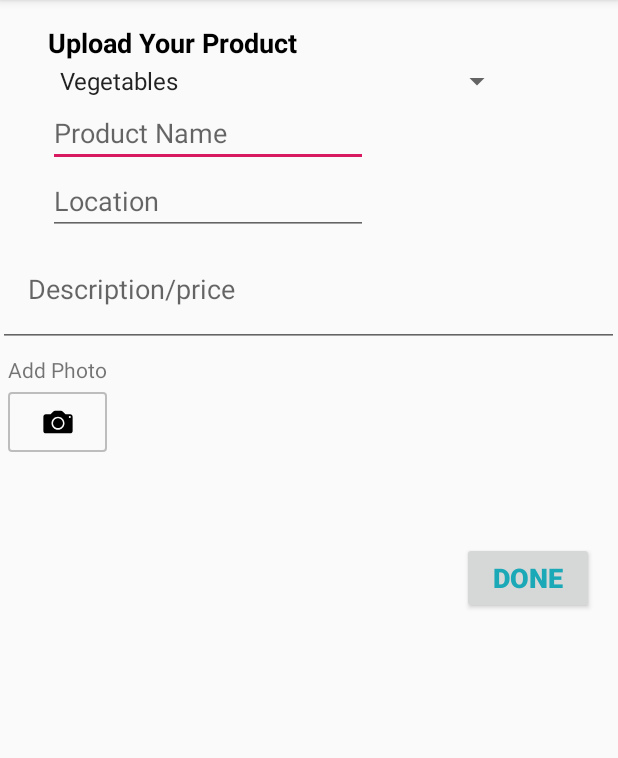
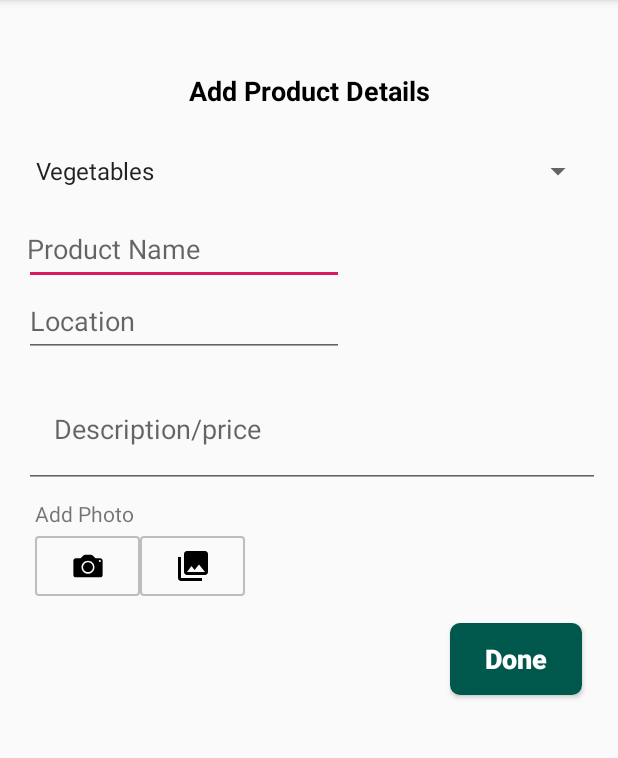
Before and after one commit to sklagat45/Mcrop, an Android app: the AddStockActivity screen opened directly, with no data from a screen before it, on a phone screen of 412 x 824 dp, the part 84-842 px from its top. Run offline under Robolectric (Android 15) with nearby library versions, the phone set to English and light mode, and no system bars; our stand-ins replace ButterKnife, Firebase (no records; nobody signed in at launch, a user with empty details on screens opened directly).

Commit message:
- Refactor layout add products

```diff
--- a/app/src/main/java/com/sklagat46/mcrop/ui/AddStockActivity.java
+++ b/app/src/main/java/com/sklagat46/mcrop/ui/AddStockActivity.java
@@ -180,7 +180,7 @@
 
     }
 
-    public void doneBtn(View view) {
+    public void btnDone(View view) {
 
         uploadImage();
     }
--- /dev/null
+++ b/app/src/main/res/drawable/bg_blue_button.xml
@@ -0,0 +1,13 @@
+<?xml version="1.0" encoding="utf-8"?>
+<shape xmlns:android="http://schemas.android.com/apk/res/android"
+    android:shape="rectangle">
+
+    <solid android:color="@color/colorPrimaryDark" />
+
+    <stroke
+        android:width="1dp"
+        android:color="@color/colorPrimaryDark" />
+
+    <corners android:radius="6dp"/>
+
+</shape>
--- a/app/src/main/res/layout/activity_add_stock.xml
+++ b/app/src/main/res/layout/activity_add_stock.xml
@@ -4,43 +4,31 @@
     xmlns:tools="http://schemas.android.com/tools"
     android:layout_width="match_parent"
     android:layout_height="match_parent"
+    android:padding="@dimen/padding_normal"
     tools:context=".ui.AddStockActivity">
 
     <LinearLayout
         android:layout_width="wrap_content"
         android:layout_height="wrap_content"
+        android:layout_marginTop="32dp"
+        android:orientation="vertical"
         tools:background="#f4f5f7">
-
-        <androidx.constraintlayout.widget.ConstraintLayout
-            android:layout_width="wrap_content"
-            android:layout_height="wrap_content">
 
         <TextView
             android:id="@+id/productETxt"
-                android:layout_width="181dp"
+            android:layout_width="match_parent"
             android:layout_height="26dp"
-                android:layout_marginStart="8dp"
-                android:layout_marginLeft="8dp"
-                android:layout_marginTop="16dp"
-                android:layout_marginEnd="8dp"
-                android:layout_marginRight="8dp"
-                android:text="Upload Your Product"
+            android:text="Add Product Details"
+            android:textAlignment="center"
             android:textColor="@color/black"
             android:textSize="18sp"
-                android:textStyle="bold"
-                app:layout_constraintEnd_toEndOf="parent"
-                app:layout_constraintHorizontal_bias="0.112"
-                app:layout_constraintStart_toStartOf="parent"
-                app:layout_constraintTop_toTopOf="parent" />
+            android:textStyle="bold" />
 
         <Spinner
             android:id="@+id/productSp"
-                android:layout_width="310dp"
-                android:layout_height="wrap_content"
-                android:layout_marginStart="8dp"
-                android:layout_marginLeft="8dp"
-                android:layout_marginEnd="8dp"
-                android:layout_marginRight="8dp"
+            android:layout_width="match_parent"
+            android:layout_height="48dp"
+            android:layout_marginTop="@dimen/padding_normal"
             android:entries="@array/product_arrays"
             android:prompt="@string/product_prompt"
             app:layout_constraintBottom_toTopOf="@+id/descriptionETxt"
@@ -53,14 +41,15 @@
         <EditText
             android:id="@+id/productNameETxt"
             android:layout_width="wrap_content"
-                android:layout_height="wrap_content"
-                android:layout_marginStart="8dp"
+            android:layout_height="48dp"
             android:layout_marginLeft="8dp"
+            android:layout_marginTop="@dimen/margin_smallest"
             android:layout_marginEnd="8dp"
             android:layout_marginRight="8dp"
             android:ems="10"
             android:hint="Product Name"
             android:inputType="textPersonName"
+            android:padding="2dp"
             app:layout_constraintEnd_toEndOf="parent"
             app:layout_constraintHorizontal_bias="0.132"
             app:layout_constraintStart_toStartOf="parent"
@@ -69,8 +58,7 @@
         <EditText
             android:id="@+id/locationETxt"
             android:layout_width="wrap_content"
-                android:layout_height="wrap_content"
-                android:layout_marginStart="8dp"
+            android:layout_height="48dp"
             android:layout_marginLeft="8dp"
             android:layout_marginEnd="8dp"
             android:layout_marginRight="8dp"
@@ -85,12 +73,12 @@
         <EditText
             android:id="@+id/descriptionETxt"
             android:layout_width="414dp"
-                android:layout_height="77dp"
-                android:layout_marginTop="112dp"
+            android:layout_height="79dp"
+            android:layout_marginTop="@dimen/margin_small"
             android:layout_weight="1"
             android:ems="10"
             android:hint="Description/price"
-                android:inputType="textPersonName"
+            android:inputType="textMultiLine"
             android:padding="20dp"
             app:layout_constraintEnd_toEndOf="parent"
             app:layout_constraintTop_toBottomOf="@+id/productETxt" />
@@ -106,6 +94,7 @@
             android:layout_marginRight="5dp"
             android:layout_weight="0.49"
             android:orientation="vertical"
+            android:padding="2dp"
             android:weightSum="1"
             app:layout_constraintTop_toBottomOf="@+id/descriptionETxt">
 
@@ -160,29 +149,27 @@
         </LinearLayout>
 
         <Button
-                android:id="@+id/doneBtn"
+            android:id="@+id/btnDone"
             android:layout_width="wrap_content"
             android:layout_height="wrap_content"
+            android:layout_alignParentBottom="true"
+            android:layout_gravity="right"
             android:layout_marginStart="8dp"
             android:layout_marginLeft="8dp"
-                android:layout_marginTop="60dp"
+            android:layout_marginTop="@dimen/padding_normal"
             android:layout_marginEnd="8dp"
             android:layout_marginRight="8dp"
-                android:text="DONE"
-                android:textColor="@color/forgot_password"
+            android:layout_marginBottom="147dp"
+            android:background="@drawable/bg_blue_button"
+            android:onClick="btnDone"
+            android:text="Done"
+            android:textAllCaps="false"
+            android:textColor="@color/white"
             android:textSize="18sp"
             android:textStyle="bold"
-                android:onClick="doneBtn"
-                app:layout_constraintEnd_toEndOf="parent"
-                app:layout_constraintHorizontal_bias="0.973"
-                app:layout_constraintStart_toStartOf="parent"
-                app:layout_constraintTop_toBottomOf="@+id/layout_addPhoto"
             tools:ignore="OnClick" />
-
-
-        </androidx.constraintlayout.widget.ConstraintLayout>
-
 
     </LinearLayout>
 
+
 </RelativeLayout>
--- a/app/src/main/res/layout/activity_register.xml
+++ b/app/src/main/res/layout/activity_register.xml
@@ -1,7 +1,8 @@
 <?xml version="1.0" encoding="utf-8"?>
-<androidx.constraintlayout.ConstraintLayout xmlns:android="http://schemas.android.com/apk/res/android"
+<androidx.constraintlayout.widget.ConstraintLayout xmlns:android="http://schemas.android.com/apk/res/android"
     xmlns:app="http://schemas.android.com/apk/res-auto"
     xmlns:tools="http://schemas.android.com/tools"
+    android:id="@+id/linearLayout2"
     android:layout_width="match_parent"
     android:layout_height="match_parent"
     tools:context=".ui.RegisterActivity">
@@ -10,7 +11,6 @@
         android:id="@+id/productETxt"
         android:layout_width="wrap_content"
         android:layout_height="wrap_content"
-        android:layout_marginTop="60dp"
         android:ems="10"
         android:hint="Username"
         android:inputType="textPersonName"
@@ -22,7 +22,6 @@
         android:id="@+id/residenceETxt"
         android:layout_width="wrap_content"
         android:layout_height="wrap_content"
-        android:layout_marginTop="16dp"
         android:ems="10"
         android:hint="Residence"
         android:inputType="textPostalAddress"
@@ -34,7 +33,6 @@
         android:id="@+id/phoneNumberETxt"
         android:layout_width="wrap_content"
         android:layout_height="wrap_content"
-        android:layout_marginTop="16dp"
         android:ems="10"
         android:hint="Phone Number"
         android:inputType="phone"
@@ -46,7 +44,6 @@
         android:id="@+id/userEmailETxt"
         android:layout_width="wrap_content"
         android:layout_height="wrap_content"
-        android:layout_marginTop="16dp"
         android:ems="10"
         android:hint="Email"
         android:inputType="textEmailAddress"
@@ -56,11 +53,8 @@
 
     <Button
         android:id="@+id/signupBtn"
-        android:layout_width="wrap_content"
-        android:layout_height="wrap_content"
-        android:layout_marginStart="40dp"
-        android:layout_marginLeft="40dp"
-        android:layout_marginTop="28dp"
+        android:layout_width="136dp"
+        android:layout_height="122dp"
         android:text="signup"
         app:layout_constraintStart_toStartOf="parent"
         app:layout_constraintTop_toBottomOf="@+id/passwordETxt" />
@@ -69,7 +63,6 @@
         android:id="@+id/passwordETxt"
         android:layout_width="wrap_content"
         android:layout_height="wrap_content"
-        android:layout_marginTop="8dp"
         android:ems="10"
         android:hint="Password"
         android:inputType="textPersonName"
@@ -80,12 +73,7 @@
     <Button
         android:id="@+id/signinBtn"
         android:layout_width="wrap_content"
-        android:layout_height="wrap_content"
-        android:layout_marginStart="8dp"
-        android:layout_marginLeft="8dp"
-        android:layout_marginTop="28dp"
-        android:layout_marginEnd="8dp"
-        android:layout_marginRight="8dp"
+        android:layout_height="122dp"
         android:text="signin"
         app:layout_constraintEnd_toEndOf="parent"
         app:layout_constraintHorizontal_bias="0.854"
@@ -97,15 +85,10 @@
         style="?android:attr/progressBarStyleHorizontal"
         android:layout_width="wrap_content"
         android:layout_height="wrap_content"
-        android:layout_marginStart="8dp"
-        android:layout_marginLeft="8dp"
-        android:layout_marginTop="16dp"
-        android:layout_marginEnd="44dp"
-        android:layout_marginRight="44dp"
         app:layout_constraintEnd_toEndOf="parent"
         app:layout_constraintHorizontal_bias="1.0"
         app:layout_constraintStart_toStartOf="parent"
         app:layout_constraintTop_toTopOf="parent" />
 
 
-</androidx.constraintlayout.ConstraintLayout>
+</androidx.constraintlayout.widget.ConstraintLayout>
```
Lines whose indentation alone changed are shown as unchanged.
